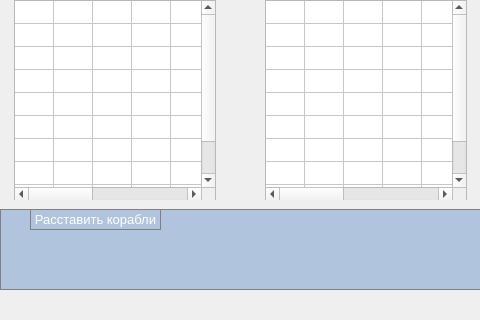
This is QT_SeaBattle/SeaBattle/mainwindow.ui in asologubova/17209_sologubova as Qt 5 draws it before an edit; both pictures show x 100 to 580 and y 100 to 420 of the 670 by 420 pixel window. The edited form follows.
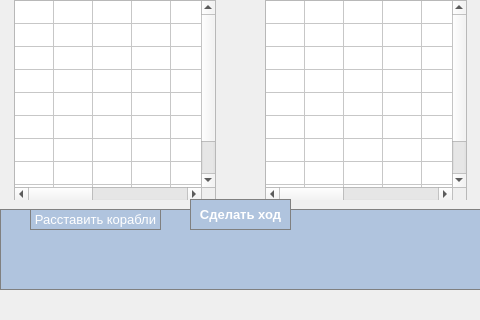
This is the edited form.

Patch:
```diff
--- a/QT_SeaBattle/SeaBattle/mainwindow.ui
+++ b/QT_SeaBattle/SeaBattle/mainwindow.ui
@@ -348,10 +348,43 @@
      </item>
     </layout>
    </widget>
+   <widget class="QPushButton" name="pushButton_shoot">
+    <property name="geometry">
+     <rect>
+      <x>290</x>
+      <y>280</y>
+      <width>101</width>
+      <height>31</height>
+     </rect>
+    </property>
+    <property name="font">
+     <font>
+      <pointsize>10</pointsize>
+      <weight>75</weight>
+      <bold>true</bold>
+     </font>
+    </property>
+    <property name="styleSheet">
+     <string notr="true">QPushButton {
+  background-color: #B0C4DE;
+  color: white; 
+  border: 1px solid gray;
+}
+
+QPushButton:pressed {
+    background-color: qlineargradient(x1: 0, y1: 0, x2: 0, y2: 1,
+                                      stop: 0 #4A82B4, stop: 1 #B0C4DE);
+}</string>
+    </property>
+    <property name="text">
+     <string>Сделать ход</string>
+    </property>
+   </widget>
    <zorder>layoutWidget</zorder>
    <zorder>label_result</zorder>
    <zorder>layoutWidget</zorder>
    <zorder>pushButton_place_ships</zorder>
+   <zorder>pushButton_shoot</zorder>
   </widget>
   <widget class="QStatusBar" name="statusBar"/>
   <widget class="QMenuBar" name="menuBar">
@@ -370,13 +403,13 @@
     <property name="title">
      <string>Game</string>
     </property>
-    <addaction name="actionstart_game"/>
+    <addaction name="actionnew_game"/>
     <addaction name="actionsave_game"/>
     <addaction name="actionopen_saved_game"/>
    </widget>
    <addaction name="menuGame"/>
   </widget>
-  <action name="actionstart_game">
+  <action name="actionnew_game">
    <property name="text">
     <string>new game</string>
    </property>
```
